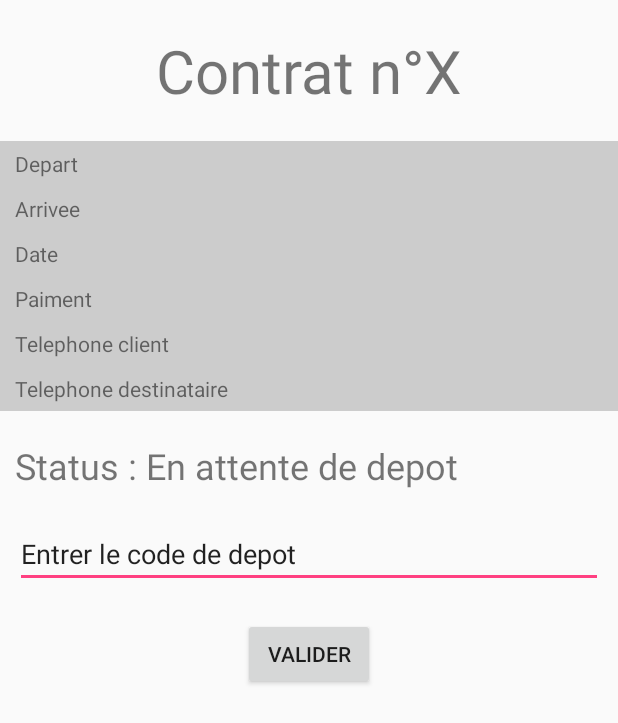
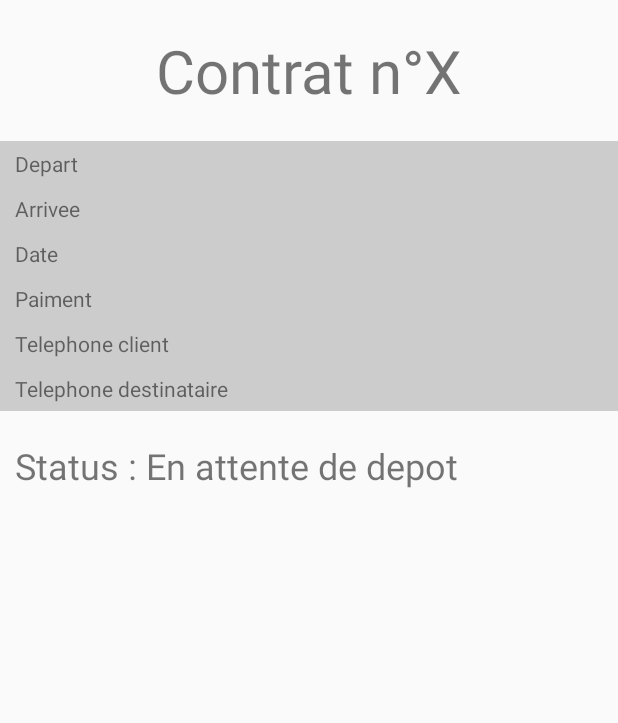
Before and after one commit to Imp95/al_cour_groupeI, an Android app: the layout activty_contrat_view.xml on its own in the app's theme, with its tools: preview values and no code run, on a phone screen of 412 x 824 dp. Shown: the top 723 px of the screen. Run offline under Robolectric (Android 15) with nearby library versions, the phone set to English and light mode, and no system bars; network calls fail.

Commit message:
contrat view part2

```diff
--- a/BlaBlaCar/app/src/main/res/layout/activty_contrat_view.xml
+++ b/BlaBlaCar/app/src/main/res/layout/activty_contrat_view.xml
@@ -101,7 +101,8 @@ En attente de depot"
         android:layout_marginLeft="10dp"
         android:layout_marginRight="10dp"
         android:text="Entrer le code de depot"
-        android:layout_below="@id/statusfield"/>
+        android:layout_below="@id/statusfield"
+        android:visibility="gone"/>
     <Button
         android:id="@+id/validButton"
         android:layout_width="wrap_content"
@@ -110,5 +111,6 @@ En attente de depot"
         android:text="Valider"
         android:layout_marginTop="20dp"
         android:layout_below="@id/codeField"
-        android:layout_centerHorizontal="true"/>
+        android:layout_centerHorizontal="true"
+        android:visibility="gone"/>
 </RelativeLayout>
```
Also changed, not shown: BlaBlaCar/app/src/main/java/groupei/al/blablacar/Activities/ContratViewActivity.java (+34 -1 lines).
